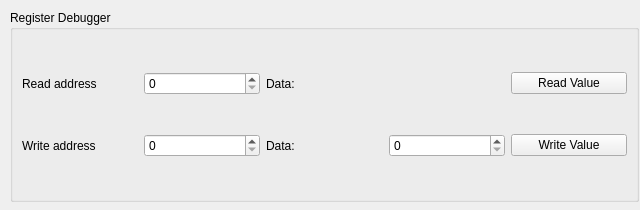
Qt form debugwindow.ui (lwmdojz/SUSNeuron) before a commit.
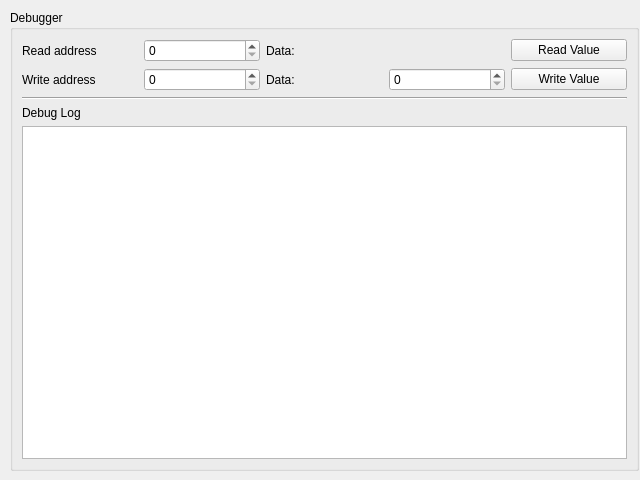
The same form after that commit.

```diff
--- a/debugwindow.ui
+++ b/debugwindow.ui
@@ -7,7 +7,7 @@
     <x>0</x>
     <y>0</y>
     <width>640</width>
-    <height>210</height>
+    <height>480</height>
    </rect>
   </property>
   <property name="windowTitle">
@@ -19,11 +19,11 @@
      <x>10</x>
      <y>10</y>
      <width>629</width>
-     <height>192</height>
+     <height>461</height>
     </rect>
    </property>
    <property name="title">
-    <string>Register Debugger</string>
+    <string>Debugger</string>
    </property>
    <layout class="QHBoxLayout" name="horizontalLayout_10">
     <item>
@@ -98,6 +98,30 @@
         </item>
        </layout>
       </item>
+      <item>
+       <widget class="Line" name="line">
+        <property name="orientation">
+         <enum>Qt::Horizontal</enum>
+        </property>
+       </widget>
+      </item>
+      <item>
+       <widget class="QLabel" name="label">
+        <property name="text">
+         <string>Debug Log</string>
+        </property>
+       </widget>
+      </item>
+      <item>
+       <widget class="QListWidget" name="listWidget">
+        <property name="sizePolicy">
+         <sizepolicy hsizetype="Expanding" vsizetype="Expanding">
+          <horstretch>0</horstretch>
+          <verstretch>0</verstretch>
+         </sizepolicy>
+        </property>
+       </widget>
+      </item>
      </layout>
     </item>
    </layout>
```
